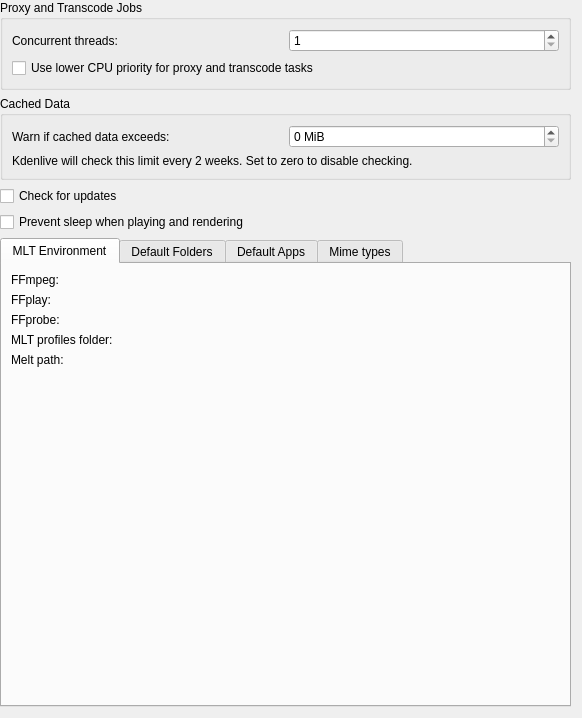
Old version of the form src/ui/configenv_ui.ui in the repository KDE/kdenlive.
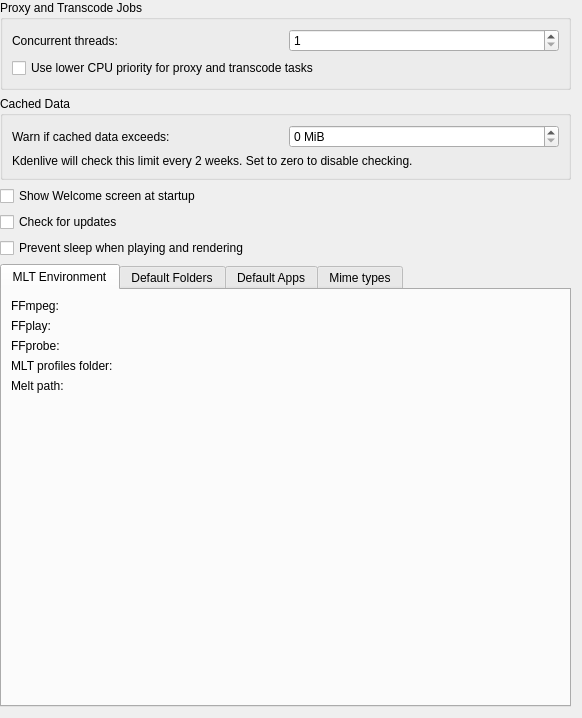
New version of the form. Custom widgets are drawn as their Qt base class.

Commit message: Add Welcome Screen

Patch:
```diff
--- a/src/ui/configenv_ui.ui
+++ b/src/ui/configenv_ui.ui
@@ -105,6 +105,13 @@
      </layout>
     </widget>
    </item>
+   <item>
+    <widget class="QCheckBox" name="kcfg_showWelcome">
+     <property name="text">
+      <string>Show Welcome screen at startup</string>
+     </property>
+    </widget>
+   </item>
    <item>
     <widget class="QCheckBox" name="kcfg_checkForUpdate">
      <property name="text">
```
Left out of the diff: 9 changed lines with no effect on the pictures. The commit also changes 29 other files.
